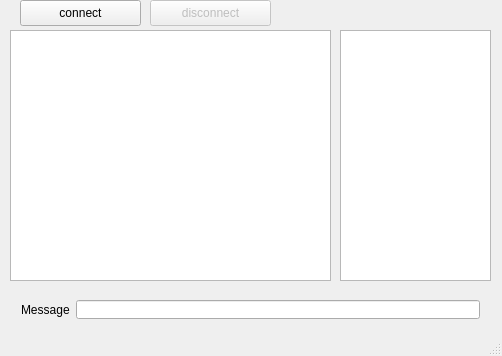
The window that mainwindow.ui (PALuczak/chatAppGroup11) describes before a commit, drawn with Qt 5.
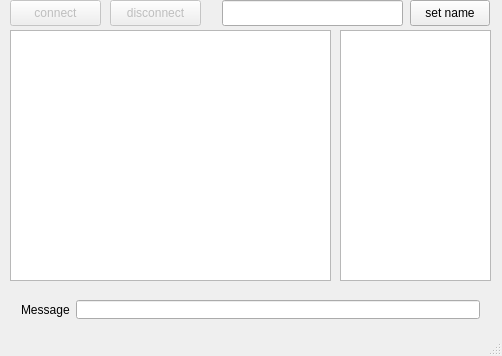
The same window after the commit.

Commit message: Added option of setting username, added timestamps to messages

```diff
--- a/mainwindow.ui
+++ b/mainwindow.ui
@@ -69,11 +69,14 @@
     </property>
    </widget>
    <widget class="QPushButton" name="connectButton">
+    <property name="enabled">
+     <bool>false</bool>
+    </property>
     <property name="geometry">
      <rect>
-      <x>20</x>
+      <x>10</x>
       <y>0</y>
-      <width>121</width>
+      <width>91</width>
       <height>26</height>
      </rect>
     </property>
@@ -87,9 +90,9 @@
     </property>
     <property name="geometry">
      <rect>
-      <x>150</x>
+      <x>110</x>
       <y>0</y>
-      <width>121</width>
+      <width>91</width>
       <height>26</height>
      </rect>
     </property>
@@ -97,6 +100,29 @@
      <string>disconnect</string>
     </property>
    </widget>
+   <widget class="QPushButton" name="nameButton">
+    <property name="geometry">
+     <rect>
+      <x>410</x>
+      <y>0</y>
+      <width>80</width>
+      <height>26</height>
+     </rect>
+    </property>
+    <property name="text">
+     <string>set name</string>
+    </property>
+   </widget>
+   <widget class="QLineEdit" name="nameLine">
+    <property name="geometry">
+     <rect>
+      <x>222</x>
+      <y>0</y>
+      <width>181</width>
+      <height>26</height>
+     </rect>
+    </property>
+   </widget>
   </widget>
   <widget class="QStatusBar" name="statusBar"/>
  </widget>
```
The commit also changes 2 other files.
